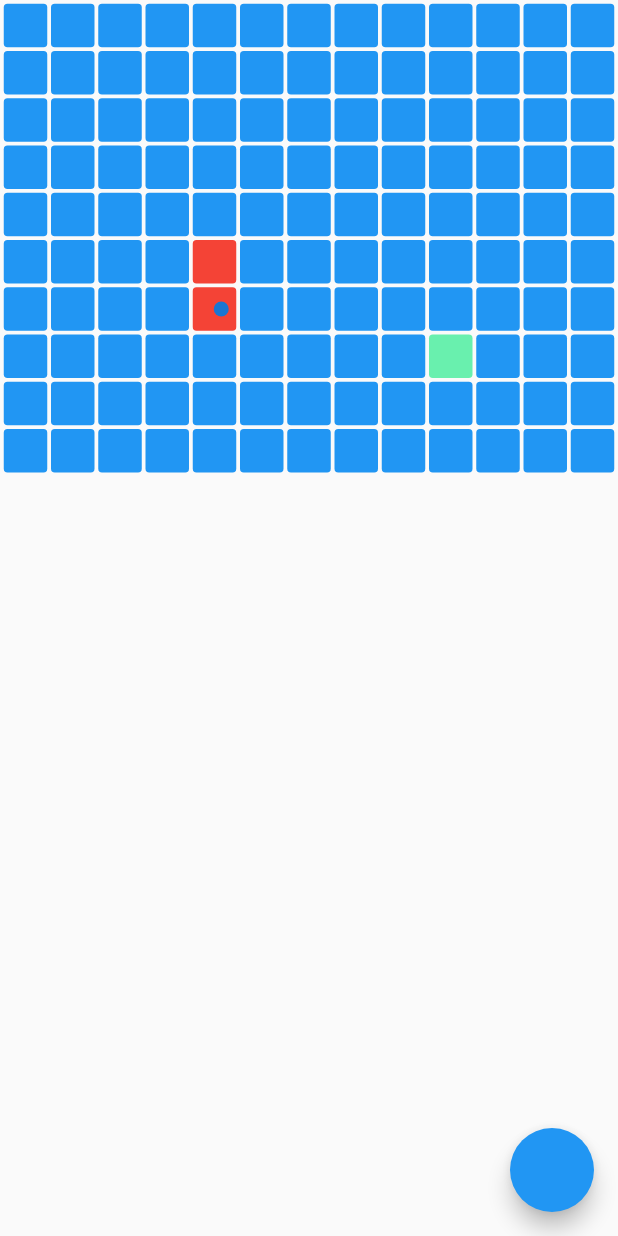
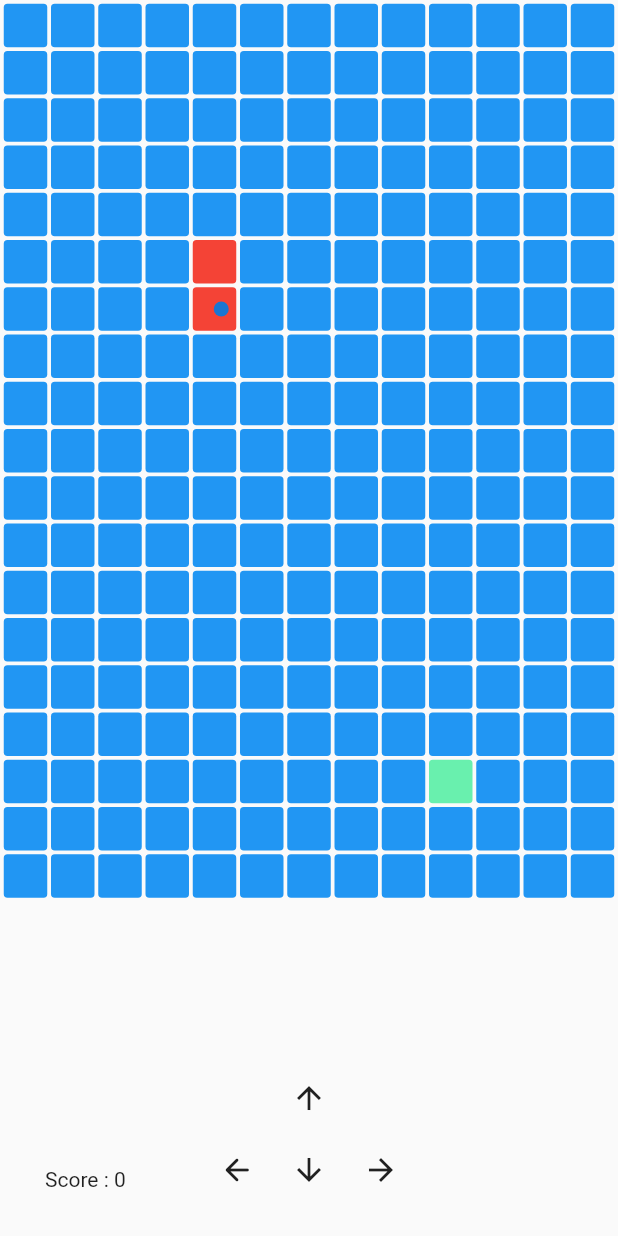
Before and after one commit to wrteam-priyansh/games-in-flutter, a Flutter app: the SnackGameScreen screen opened directly, on a phone screen of 412 x 824 dp. Run offline on Flutter 3.47's test engine with Material 2 defaults, Android fonts, the phone set to English and light mode, and no system bars; missing offline and left inert: flame.

Commit message:
added score and controls for snakegame

```diff
--- a/lib/screens/snackGameScreen.dart
+++ b/lib/screens/snackGameScreen.dart
@@ -19,11 +19,12 @@ class _SnackGameScreenState extends State<SnackGameScreen> {
   Timer? gameLoop;
   late int columns = 0;
   late int score = 0;
-  late int rows = 10;
+  late int rows = 0;
   late bool isLoading = true;
   late SnackDirection snackDirection = SnackDirection.down;
   late bool gameOver = false;
   late int foodIndex = 0;
+  late double blockHeightAndWidth = 30.0;
 
   Color _gridContainerColor(int index) {
     if (snake.contains(index)) return Colors.red;
@@ -41,7 +42,9 @@ class _SnackGameScreenState extends State<SnackGameScreen> {
   void initState() {
     super.initState();
     Future.delayed(Duration.zero, () {
-      columns = (MediaQuery.of(context).size.width ~/ 30);
+      columns = (MediaQuery.of(context).size.width ~/ blockHeightAndWidth);
+      rows =
+          (MediaQuery.of(context).size.height * (0.7) ~/ blockHeightAndWidth);
       snake.add((columns ~/ 2) * 5);
       snake.add(snake.first - columns);
 
@@ -54,13 +57,14 @@ class _SnackGameScreenState extends State<SnackGameScreen> {
   }
 
   void reStart() {
-    columns = (MediaQuery.of(context).size.width ~/ 30);
     snake = [];
     snake.add((columns ~/ 2) * 5);
     snake.add(snake.first - columns);
 
     isLoading = false;
     gameOver = false;
+    snackDirection = SnackDirection.down;
+    score = 0;
     foodIndex = RandomNumber.randomInteger(columns * rows);
     startTimer();
     setState(() {});
@@ -130,13 +134,66 @@ class _SnackGameScreenState extends State<SnackGameScreen> {
     });
   }
 
+  Widget _buildControlMenu() {
+    return Align(
+        alignment: Alignment.bottomCenter,
+        child: Container(
+          margin: EdgeInsets.only(bottom: 20.0),
+          child: Column(
+            mainAxisSize: MainAxisSize.min,
+            crossAxisAlignment: CrossAxisAlignment.center,
+            children: [
+              IconButton(
+                  onPressed: () {
+                    if (snackDirection != SnackDirection.down) {
+                      snackDirection = SnackDirection.up;
+                    }
+                  },
+                  icon: Icon(Icons.arrow_upward)),
+              Row(
+                mainAxisAlignment: MainAxisAlignment.center,
+                children: [
+                  IconButton(
+                      onPressed: () {
+                        if (snackDirection != SnackDirection.right) {
+                          snackDirection = SnackDirection.left;
+                        }
+                      },
+                      icon: Icon(Icons.arrow_back_rounded)),
+                  IconButton(
+                      onPressed: () {
+                        if (snackDirection != SnackDirection.up) {
+                          snackDirection = SnackDirection.down;
+                        }
+                      },
+                      icon: Icon(Icons.arrow_downward)),
+                  IconButton(
+                      onPressed: () {
+                        if (snackDirection != SnackDirection.left) {
+                          snackDirection = SnackDirection.right;
+                        }
+                      },
+                      icon: Icon(Icons.arrow_forward)),
+                ],
+              )
+            ],
+          ),
+        ));
+  }
+
+  Widget _buildScore() {
+    return Align(
+      alignment: Alignment.bottomLeft,
+      child: Container(
+        margin: EdgeInsets.only(left: 30.0, bottom: 30.0),
+        child: Text("Score : $score"),
+      ),
+    );
+  }
+
   @override
   Widget build(BuildContext context) {
     return Scaffold(
-      floatingActionButton: FloatingActionButton(onPressed: () {
-        //
-        Navigator.of(context).pop();
-      }),
       body: isLoading
           ? Center(child: CircularProgressIndicator())
           : Stack(
@@ -149,7 +206,8 @@ class _SnackGameScreenState extends State<SnackGameScreen> {
                       if (snackDirection != SnackDirection.right) {
                         snackDirection = SnackDirection.left;
                       }
-                    } else if (key.isKeyPressed(LogicalKeyboardKey.arrowRight)) {
+                    } else if (key
+                        .isKeyPressed(LogicalKeyboardKey.arrowRight)) {
                       if (snackDirection != SnackDirection.left) {
                         snackDirection = SnackDirection.right;
                       }
@@ -172,7 +230,10 @@ class _SnackGameScreenState extends State<SnackGameScreen> {
                         horizontal: 2.5,
                         vertical: 2.5,
                       ),
-                      gridDelegate: SliverGridDelegateWithFixedCrossAxisCount(crossAxisCount: columns, crossAxisSpacing: 2.5, mainAxisSpacing: 2.5),
+                      gridDelegate: SliverGridDelegateWithFixedCrossAxisCount(
+                          crossAxisCount: columns,
+                          crossAxisSpacing: 2.5,
+                          mainAxisSpacing: 2.5),
                       itemBuilder: (context, index) {
                         return Container(
                           padding: EdgeInsets.only(
@@ -184,13 +245,17 @@ class _SnackGameScreenState extends State<SnackGameScreen> {
                                   radius: 5,
                                 )
                               : SizedBox(),
-                          decoration: BoxDecoration(color: _gridContainerColor(index), borderRadius: BorderRadius.circular(2.5)),
+                          decoration: BoxDecoration(
+                              color: _gridContainerColor(index),
+                              borderRadius: BorderRadius.circular(2.5)),
                         );
                       },
                       itemCount: rows * columns,
                     ),
                   ),
                 ),
+                _buildControlMenu(),
+                _buildScore(),
                 gameOver
                     ? Container(
                         width: MediaQuery.of(context).size.width,
--- a/pubspec.yaml
+++ b/pubspec.yaml
@@ -33,7 +33,7 @@ dependencies:
   # The following adds the Cupertino Icons font to your application.
   # Use with the CupertinoIcons class for iOS style icons.
   cupertino_icons: ^1.0.2
-  flame: ^1.0.0-releasecandidate.13
+  flame:
 
 dev_dependencies:
   flutter_test:
```
Also changed, not shown: lib/games/froggerGame.dart (+34 -13 lines), lib/games/game.dart (+37 -15 lines), lib/screens/flappyBallScreen.dart (+4 -3 lines), pubspec.lock, 2 other files.
